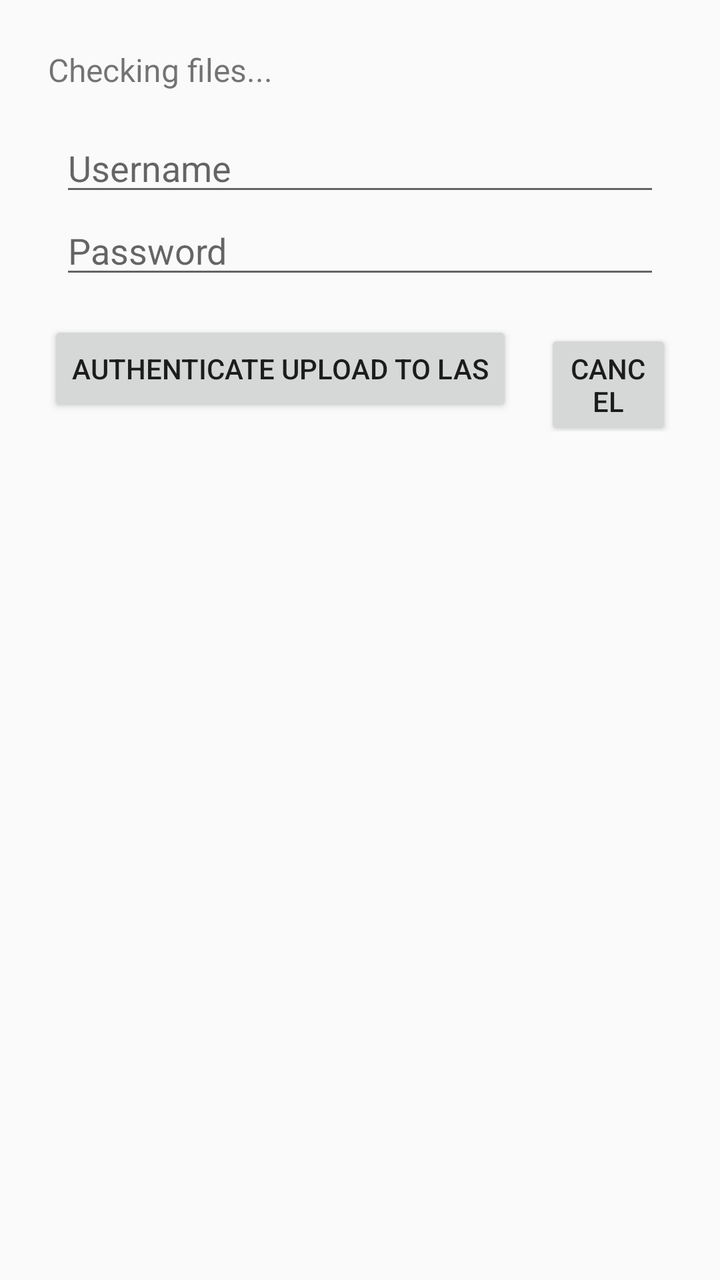
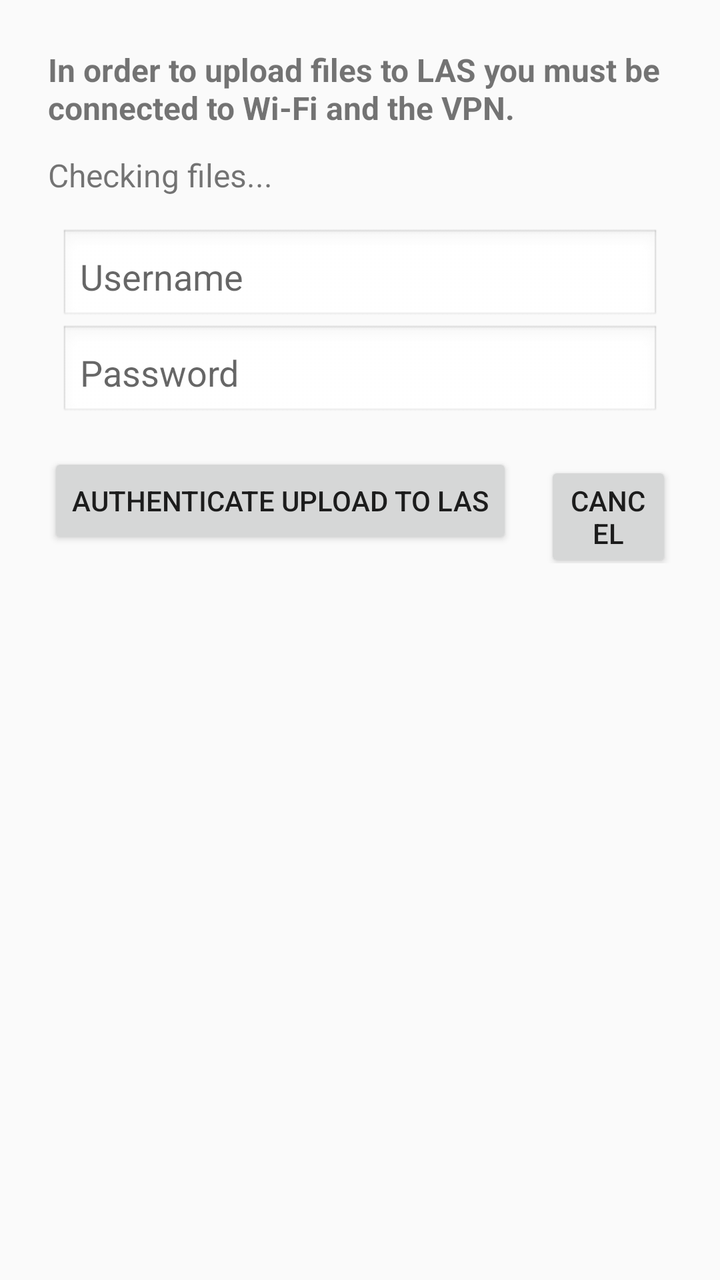

Compare the two renders of this Android layout. The source of the first and the diff that turns it into the second are given below.
<!-- AndroidManifest.xml: application theme Theme.AppCompat.Light.DarkActionBar -->
<!-- res/layout/activity_upload.xml -->
<?xml version="1.0" encoding="utf-8"?>
<LinearLayout xmlns:android="http://schemas.android.com/apk/res/android"
    android:id="@+id/upload_layout"
    android:layout_width="match_parent"
    android:layout_height="match_parent"
    android:orientation="vertical"
    android:padding="24dp">

    <TextView
        android:id="@+id/upload_message"
        android:layout_width="wrap_content"
        android:layout_height="wrap_content"
        android:text="Checking files..."
        android:textSize="16sp"
        android:layout_marginBottom="16dp" />

    <EditText
        android:id="@+id/usernameInput"
        android:layout_width="300dp"
        android:layout_height="wrap_content"
        android:hint="Username"
        android:inputType="text"
        android:layout_gravity="center_horizontal" />

    <EditText
        android:id="@+id/passwordInput"
        android:layout_width="300dp"
        android:layout_height="wrap_content"
        android:hint="Password"
        android:inputType="textPassword"
        android:layout_gravity="center_horizontal"
        android:layout_marginBottom="16dp" />

    
    <LinearLayout
        android:layout_width="wrap_content"
        android:layout_height="wrap_content"
        android:orientation="horizontal"
        android:layout_gravity="center_horizontal"
        android:layout_marginBottom="16dp">

        <Button
            android:id="@+id/button_upload_yes"
            android:layout_width="wrap_content"
            android:layout_height="wrap_content"
            android:text="Authenticate Upload to LAS"
            android:layout_marginEnd="16dp" />

        <Button
            android:id="@+id/button_upload_cancel"
            android:layout_width="wrap_content"
            android:layout_height="wrap_content"
            android:text="Cancel" />
    </LinearLayout>

    <ProgressBar
        android:id="@+id/progress_bar"
        style="?android:attr/progressBarStyleLarge"
        android:layout_width="wrap_content"
        android:layout_height="wrap_content"
        android:visibility="gone"
        android:layout_gravity="center_horizontal" />

</LinearLayout>
<!-- resources referenced by this layout -->
<resources>

</resources>

<!-- the commit's change to res/layout/activity_upload.xml (unified diff, before → after) -->
@@ -5,6 +5,15 @@
     android:layout_height="match_parent"
     android:orientation="vertical"
     android:padding="24dp">
+
+    <TextView
+        android:id="@+id/upload_requirements"
+        android:layout_width="wrap_content"
+        android:layout_height="wrap_content"
+        android:text="In order to upload files to LAS you must be connected to Wi-Fi and the VPN."
+        android:textStyle="bold"
+        android:textSize="16sp"
+        android:layout_marginBottom="12dp" />
 
     <TextView
         android:id="@+id/upload_message"
@@ -20,7 +29,9 @@
         android:layout_height="wrap_content"
         android:hint="Username"
         android:inputType="text"
-        android:layout_gravity="center_horizontal" />
+        android:layout_gravity="center_horizontal"
+        android:background="@android:drawable/edit_text"
+        android:padding="10dp" />
 
     <EditText
         android:id="@+id/passwordInput"
@@ -29,7 +40,9 @@
         android:hint="Password"
         android:inputType="textPassword"
         android:layout_gravity="center_horizontal"
-        android:layout_marginBottom="16dp" />
+        android:layout_marginBottom="16dp"
+        android:background="@android:drawable/edit_text"
+        android:padding="10dp" />
 
     
     <LinearLayout
